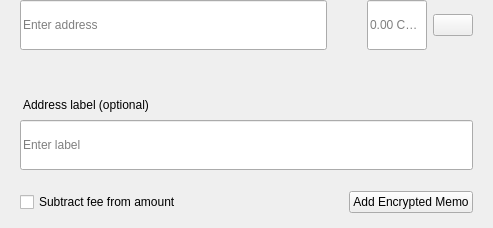
Qt form src/qt/forms/sendmultirow.ui (OrganicLifeCoin/OrganLife-Core) before a commit.
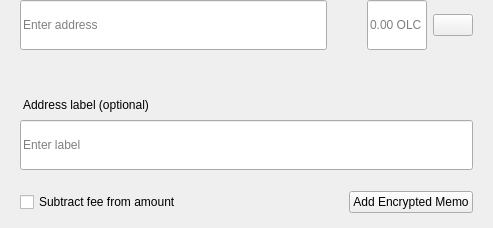
The same form after that commit.

Commit message: Phase 2: rebrand CTEAM/pivx -> OrganicLife Coin (OLC); rename binaries and sources

The edit to the form file:
```diff
--- a/src/qt/forms/sendmultirow.ui
+++ b/src/qt/forms/sendmultirow.ui
@@ -198,7 +198,7 @@
            <set>Qt::AlignLeading|Qt::AlignLeft|Qt::AlignVCenter</set>
           </property>
           <property name="placeholderText">
-           <string notr="true">0.00 CTEAM</string>
+           <string notr="true">0.00 OLC</string>
           </property>
          </widget>
         </item>
```
Left out of the diff: 2 changed lines with no effect on the pictures. The commit also changes 505 other files.
